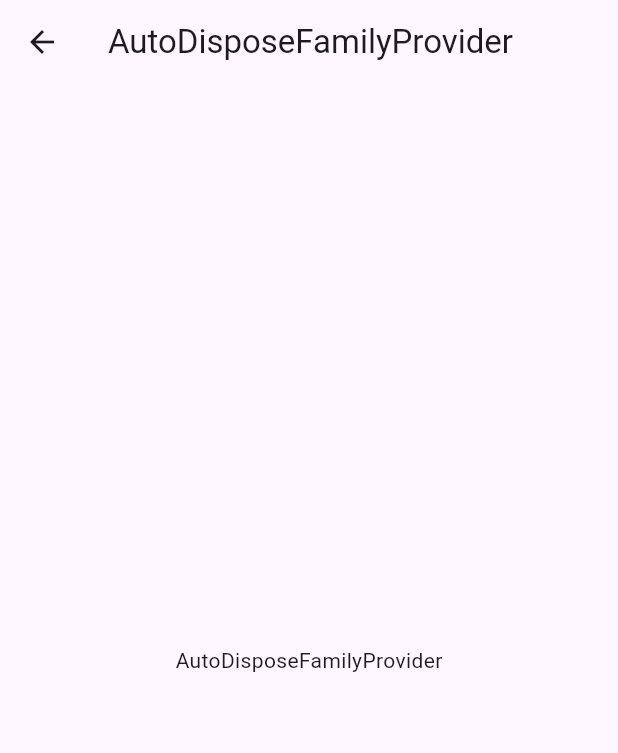
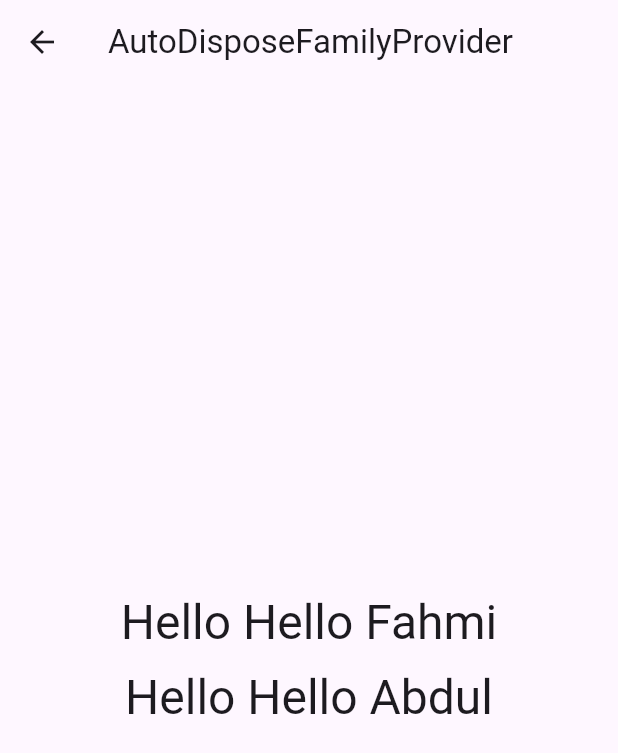
Before and after one commit to fahmi54321/riverpod_basic, a Flutter app: the AutoDisposeFamilyPage screen opened directly, on a phone screen of 412 x 824 dp. Shown: the top 753 px of the screen. Run offline on Flutter 3.47's test engine with Material 3 defaults, Android fonts, the phone set to English and light mode, and no system bars; our stand-ins replace flutter_riverpod.

Commit message:
provider family auto dispose

```diff
--- a/lib/pages/auto_dispose_family/auto_dispose_family_page.dart
+++ b/lib/pages/auto_dispose_family/auto_dispose_family_page.dart
@@ -1,16 +1,35 @@
 import 'package:flutter/material.dart';
+import 'package:flutter_riverpod/flutter_riverpod.dart';
+import 'package:provider/pages/auto_dispose_family/auto_dispose_family_provider.dart';
 
-class AutoDisposeFamilyPage extends StatelessWidget {
+class AutoDisposeFamilyPage extends ConsumerWidget {
   const AutoDisposeFamilyPage({super.key});
 
+// todo 4 implement provider family dengan autoDispose (finish)
+
   @override
-  Widget build(BuildContext context) {
+  Widget build(BuildContext context, WidgetRef ref) {
+    final helloFahmi = ref.watch(autoDisposeFamilyHelloProvider('Fahmi'));
+    final helloAbdul = ref.watch(autoDisposeFamilyHelloProvider('Abdul'));
     return Scaffold(
       appBar: AppBar(
         title: const Text('AutoDisposeFamilyProvider'),
       ),
-      body: const Center(
-        child: Text('AutoDisposeFamilyProvider'),
+      body: Center(
+        child: Column(
+          mainAxisAlignment: MainAxisAlignment.center,
+          children: [
+            Text(
+              'Hello $helloFahmi',
+              style: Theme.of(context).textTheme.headlineLarge,
+            ),
+            const SizedBox(height: 10.0),
+            Text(
+              'Hello $helloAbdul',
+              style: Theme.of(context).textTheme.headlineLarge,
+            ),
+          ],
+        ),
       ),
     );
   }
--- a/lib/pages/auto_dispose_family/auto_dispose_family_provider.dart
+++ b/lib/pages/auto_dispose_family/auto_dispose_family_provider.dart
@@ -0,0 +1,13 @@
+import 'dart:developer';
+
+import 'package:flutter_riverpod/flutter_riverpod.dart';
+
+// todo 3 buat objeck provider family dengan autoDispose (next auto_dispose_family_page.dart)
+
+final autoDisposeFamilyHelloProvider =
+    Provider.autoDispose.family<String, String>((ref, name) {
+  ref.onDispose(() {
+    log('autoDisposeFamilyHelloProvider($name) disposed');
+  });
+  return 'Hello $name';
+});
--- a/lib/pages/family/family_provider.dart
+++ b/lib/pages/family/family_provider.dart
@@ -0,0 +1,11 @@
+import 'dart:developer';
+
+import 'package:flutter_riverpod/flutter_riverpod.dart';
+
+// todo 1 buat objeck provider family (next family_page.dart)
+final familyHelloProvider = Provider.family<String, String>((ref, name) {
+  ref.onDispose(() {
+    log('familyHelloProvider($name) disposed');
+  });
+  return 'Hello $name';
+});
```
Also changed, not shown: lib/pages/family/family_page.dart (+23 -4 lines).
